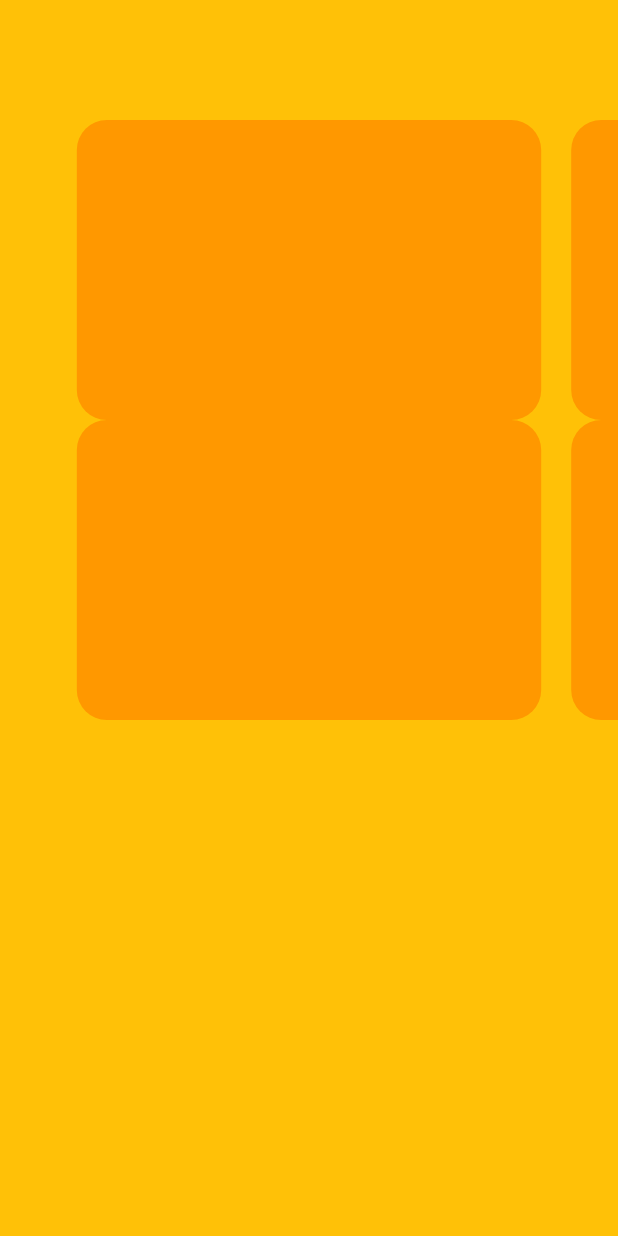
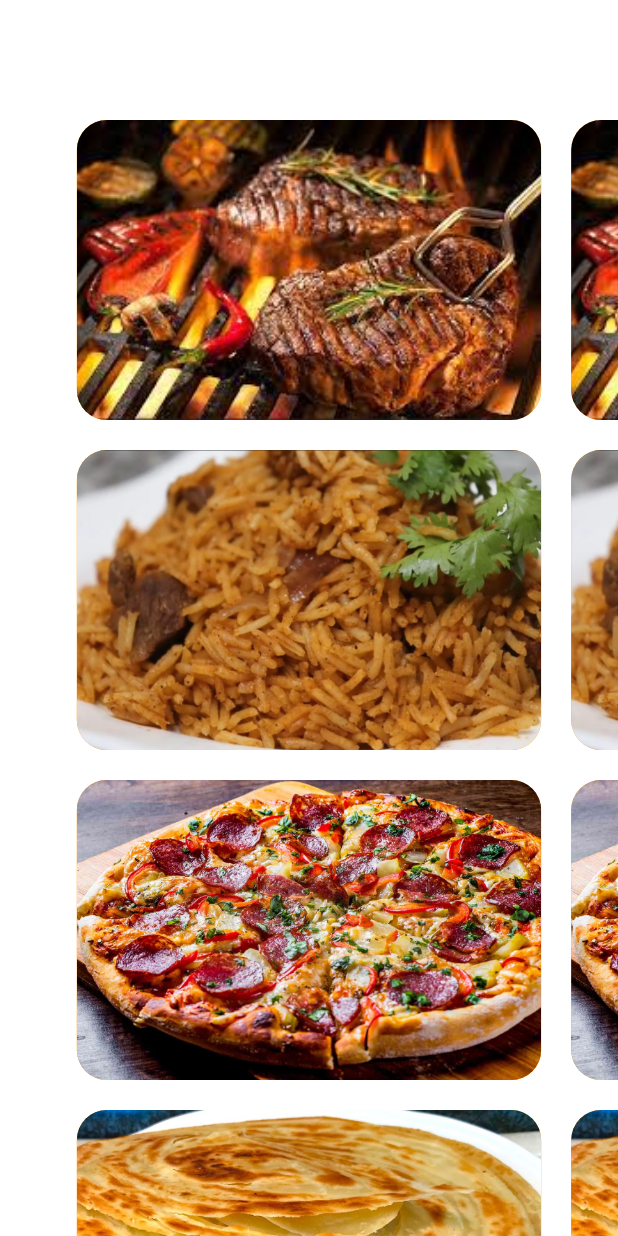
Before and after one commit to Paulmuia/pageviewbuilder, a Flutter app: the screen it shows after launch, on a phone screen of 412 x 824 dp. Run offline on Flutter 3.47's test engine with Material 3 defaults, Android fonts, the phone set to English and light mode, and no system bars.

Commit message:
added images

```diff
--- a/lib/pages/welcome_page.dart
+++ b/lib/pages/welcome_page.dart
@@ -2,23 +2,41 @@ import 'package:flutter/material.dart';
 import 'package:four/utils/page_view.dart';
 
 class WelcomePage extends StatelessWidget {
-
   const WelcomePage({super.key});
 
   @override
   Widget build(BuildContext context) {
-
     return const Scaffold(
-      backgroundColor: Colors.amber,
-      body: Column(
-        children: [
-          SizedBox(
-            height: 80,
-          ),
-        PageViewUtil(),
-        PageViewUtil()
-
-        ],
+      backgroundColor: Colors.white,
+      body: SingleChildScrollView(
+        child: Column(
+          children: [
+            SizedBox(
+              height: 80,
+            ),
+            PageViewUtil(
+              imagePath: 'images/choma.webp',
+            ),
+            SizedBox(
+              height: 20,
+            ),
+            PageViewUtil(
+              imagePath: 'images/pilau.webp',
+            ),
+            SizedBox(
+              height: 20,
+            ),
+            PageViewUtil(
+              imagePath: 'images/pizza.webp',
+            ),
+            SizedBox(
+              height: 20,
+            ),
+            PageViewUtil(
+              imagePath: 'images/chapati.webp',
+            ),
+          ],
+        ),
       ),
     );
   }
--- a/lib/utils/page_view.dart
+++ b/lib/utils/page_view.dart
@@ -1,7 +1,8 @@
 import 'package:flutter/material.dart';
 
 class PageViewUtil extends StatelessWidget {
-  const PageViewUtil({super.key});
+  final String imagePath;
+  const PageViewUtil({super.key, required this.imagePath});
 
   @override
   Widget build(BuildContext context) {
@@ -15,14 +16,14 @@ class PageViewUtil extends StatelessWidget {
           itemBuilder: (context, index) {
             return Container(
               margin: const EdgeInsets.symmetric(horizontal: 10),
-                  //  padding: EdgeInsets.symmetric(horizontal: 100),
               height: 300,
               width: double.maxFinite,
-                    decoration: const BoxDecoration(
-                      borderRadius: BorderRadius.all(Radius.circular(20)),
+              decoration: BoxDecoration(
+                  borderRadius: const BorderRadius.all(Radius.circular(20)),
                   shape: BoxShape.rectangle,
                   color: Colors.orange,
-                    ),
+                  image: DecorationImage(
+                      image: AssetImage(imagePath), fit: BoxFit.cover)),
             );
           }),
     );
--- a/pubspec.yaml
+++ b/pubspec.yaml
@@ -59,8 +59,8 @@ flutter:
   uses-material-design: true
 
   # To add assets to your application, add an assets section, like this:
-  # assets:
-  #   - images/a_dot_burr.jpeg
+  assets:
+    - images/
   #   - images/a_dot_ham.jpeg
 
   # An image asset can refer to one or more resolution-specific "variants", see
```
Also changed, not shown: images/chapati.webp (added), images/choma.webp (added), images/pilau.webp (added), images/pizza.webp (added). Lines whose indentation alone changed are shown as unchanged.
